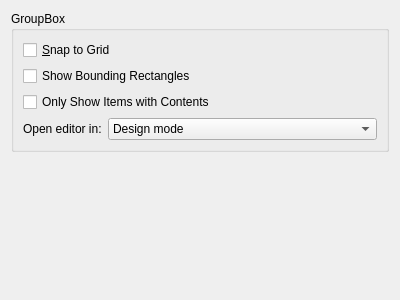
Qt form src/plugins/qmldesigner/settingspage.ui (qt-creator/qt-creator) before a commit.
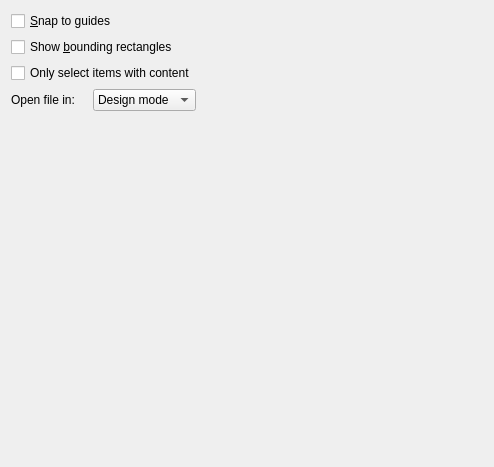
The same form after that commit.

Commit message:
Fixed preferences menu for Qt Quick designer
Task-number: BAUHAUS-524

Diff of the .ui file:
```diff
--- a/src/plugins/qmldesigner/settingspage.ui
+++ b/src/plugins/qmldesigner/settingspage.ui
@@ -6,66 +6,36 @@
    <rect>
     <x>0</x>
     <y>0</y>
-    <width>400</width>
-    <height>300</height>
+    <width>494</width>
+    <height>467</height>
    </rect>
   </property>
   <property name="windowTitle">
    <string>Form</string>
   </property>
-  <layout class="QVBoxLayout" name="verticalLayout_2">
-   <item>
-    <widget class="QGroupBox" name="groupBox">
-     <property name="title">
-      <string>GroupBox</string>
-     </property>
-     <layout class="QFormLayout" name="formLayout">
-      <item row="0" column="0" colspan="2">
+  <layout class="QGridLayout" name="gridLayout">
+   <item row="0" column="0" rowspan="2" colspan="3">
        <widget class="QCheckBox" name="snapToGridCheckbox">
         <property name="text">
-         <string>&amp;Snap to Grid</string>
+      <string>&amp;Snap to guides</string>
         </property>
        </widget>
       </item>
-      <item row="1" column="0" colspan="2">
+   <item row="2" column="0" colspan="3">
        <widget class="QCheckBox" name="showBoundingRectanglesCheckbox">
         <property name="text">
-         <string>Show Bounding Rectangles</string>
-        </property>
-       </widget>
-      </item>
-      <item row="2" column="0" colspan="2">
-       <widget class="QCheckBox" name="onlyShowItemsWithContentsCheckBox">
-        <property name="text">
-         <string>Only Show Items with Contents</string>
+      <string>Show &amp;bounding rectangles</string>
         </property>
        </widget>
       </item>
       <item row="3" column="0">
-       <widget class="QLabel" name="editorModeLabel">
+    <widget class="QCheckBox" name="onlyShowItemsWithContentsCheckBox">
         <property name="text">
-         <string>Open editor in:</string>
+      <string>Only select items with content</string>
         </property>
        </widget>
       </item>
-      <item row="3" column="1">
-       <widget class="QComboBox" name="editorModeComboBox">
-        <item>
-         <property name="text">
-          <string>Design mode</string>
-         </property>
-        </item>
-        <item>
-         <property name="text">
-          <string>Edit mode</string>
-         </property>
-        </item>
-       </widget>
-      </item>
-     </layout>
-    </widget>
-   </item>
-   <item>
+   <item row="8" column="1">
     <spacer name="verticalSpacer">
      <property name="orientation">
       <enum>Qt::Vertical</enum>
@@ -78,7 +48,38 @@
      </property>
     </spacer>
    </item>
-  </layout>
+   <item row="4" column="0">
+    <layout class="QHBoxLayout" name="horizontalLayout" stretch="0,0">
+     <property name="spacing">
+      <number>0</number>
+     </property>
+     <property name="bottomMargin">
+      <number>0</number>
+     </property>
+     <item>
+      <widget class="QLabel" name="editorModeLabel">
+       <property name="text">
+        <string>Open file in:</string>
+       </property>
+      </widget>
+     </item>
+     <item>
+      <widget class="QComboBox" name="editorModeComboBox">
+       <item>
+        <property name="text">
+         <string>Design mode</string>
+        </property>
+       </item>
+       <item>
+        <property name="text">
+         <string>Edit mode</string>
+        </property>
+       </item>
+      </widget>
+     </item>
+    </layout>
+   </item>
+  </layout>
  </widget>
  <resources/>
  <connections/>
```
Left out of the diff: 6 changed lines with no effect on the pictures. Lines whose indentation alone changed are shown as unchanged. The commit also changes 1 other file.
